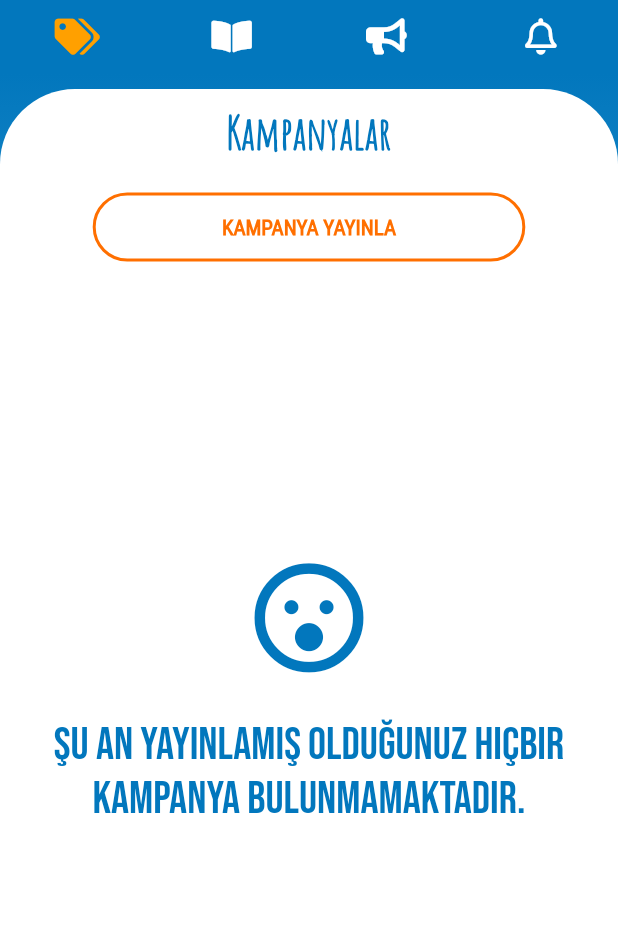
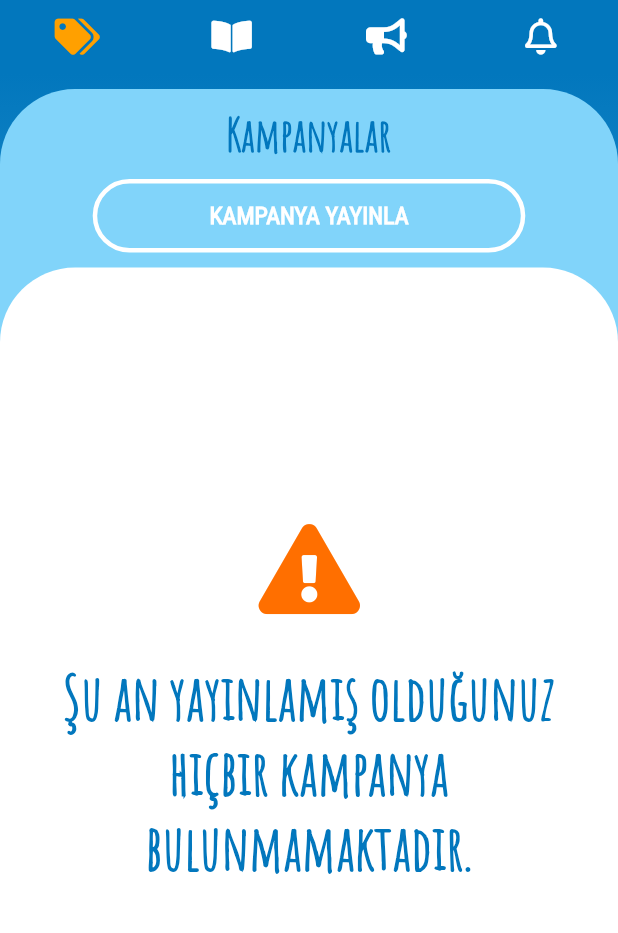
Before and after one commit to Enes-Altuntas/PaPaPe-Store, a Flutter app: the Dashboard screen opened directly, on a phone screen of 412 x 824 dp, the part 82-1015 px from its top. Run offline on Flutter 3.47's test engine with Material 2 defaults, Android fonts, the phone set to English and light mode, and no system bars; our stand-ins replace cloud_firestore, cool_alert, firebase_auth, firebase_core, firebase_messaging, firebase_storage and 8 more; missing offline and left inert: geoflutterfire; accounts and stored records are empty.

Commit message:
açık test 4 ekran düzeltmesi container içinde container

```diff
--- a/lib/Campaigns/campaigns.dart
+++ b/lib/Campaigns/campaigns.dart
@@ -55,9 +55,12 @@ class _CampaignsState extends State<Campaigns> {
     return (isLoading == false)
         ? Column(
             children: [
-              Padding(
-                padding: const EdgeInsets.only(top: 10.0, bottom: 10.0),
-                child: Text(
+              SizedBox(
+                height: 60.0,
+                child: Row(
+                  mainAxisAlignment: MainAxisAlignment.center,
+                  children: [
+                    Text(
                       'Kampanyalar',
                       style: TextStyle(
                           color: Theme.of(context).primaryColor,
@@ -65,26 +68,37 @@ class _CampaignsState extends State<Campaigns> {
                           fontFamily: 'Armatic',
                           fontWeight: FontWeight.bold),
                     ),
+                  ],
+                ),
               ),
               Padding(
-                  padding: const EdgeInsets.only(top: 10.0, bottom: 10.0),
+                  padding: const EdgeInsets.only(bottom: 10.0),
                   child: BorderedButton(
                     buttonText: 'Kampanya Yayınla',
-                    borderColor: Colors.amber[900],
-                    textColor: Colors.amber[900],
+                    borderColor: Colors.white,
+                    textColor: Colors.white,
                     onPressed: () {
                       openDialog();
                     },
                     widthMultiplier: 0.7,
                   )),
               Flexible(
+                child: Container(
+                  height: MediaQuery.of(context).size.height,
+                  decoration: BoxDecoration(
+                      color: Colors.white,
+                      borderRadius: BorderRadius.only(
+                          topLeft: Radius.circular(50.0),
+                          topRight: Radius.circular(50.0))),
+                  child: Padding(
+                    padding: const EdgeInsets.only(top: 20.0),
                     child: StreamBuilder<List<Campaign>>(
                         stream: FirestoreService().getStoreCampaigns(),
                         builder: (context, snapshot) {
                           switch (snapshot.connectionState) {
                             case ConnectionState.active:
-                          switch (
-                              snapshot.hasData && snapshot.data.length > 0) {
+                              switch (snapshot.hasData &&
+                                  snapshot.data.length > 0) {
                                 case true:
                                   return Padding(
                                     padding: const EdgeInsets.only(
@@ -93,8 +107,8 @@ class _CampaignsState extends State<Campaigns> {
                                         itemCount: snapshot.data.length,
                                         itemBuilder: (context, index) {
                                           return Padding(
-                                        padding:
-                                            const EdgeInsets.only(bottom: 20.0),
+                                            padding: const EdgeInsets.only(
+                                                bottom: 20.0),
                                             child: CampaignCard(
                                               campaign: snapshot.data[index],
                                               onPressed: () {
@@ -111,15 +125,15 @@ class _CampaignsState extends State<Campaigns> {
                                   break;
                                 default:
                                   return NotFound(
-                                notFoundIcon: FontAwesomeIcons.surprise,
-                                notFoundIconColor:
-                                    Theme.of(context).primaryColor,
-                                notFoundIconSize: 75,
+                                    notFoundIcon:
+                                        FontAwesomeIcons.exclamationTriangle,
+                                    notFoundIconColor: Colors.amber[900],
+                                    notFoundIconSize: 60,
                                     notFoundText:
                                         'Şu an yayınlamış olduğunuz hiçbir kampanya bulunmamaktadır.',
                                     notFoundTextColor:
                                         Theme.of(context).primaryColor,
-                                notFoundTextSize: 30.0,
+                                    notFoundTextSize: 40.0,
                                   );
                               }
                               break;
@@ -132,6 +146,8 @@ class _CampaignsState extends State<Campaigns> {
                           }
                         }),
                   ),
+                ),
+              ),
             ],
           )
         : Center(
--- a/lib/Components/bordered_button.dart
+++ b/lib/Components/bordered_button.dart
@@ -23,7 +23,7 @@ class BorderedButton extends StatelessWidget {
       child: TextButton(
           child: Text(buttonText.toUpperCase(),
               style: TextStyle(
-                  fontSize: 14,
+                  fontSize: 16,
                   fontFamily: 'Roboto',
                   color: this.textColor,
                   fontWeight: FontWeight.bold)),
@@ -34,7 +34,7 @@ class BorderedButton extends StatelessWidget {
               shape: MaterialStateProperty.all<RoundedRectangleBorder>(
                   RoundedRectangleBorder(
                       borderRadius: BorderRadius.circular(50.0),
-                      side: BorderSide(width: 2, color: borderColor)))),
+                      side: BorderSide(width: 3, color: borderColor)))),
           onPressed: onPressed),
     );
   }
--- a/lib/Components/not_found.dart
+++ b/lib/Components/not_found.dart
@@ -35,8 +35,9 @@ class NotFound extends StatelessWidget {
                 this.notFoundText,
                 textAlign: TextAlign.center,
                 style: TextStyle(
-                    fontFamily: 'Bebas',
+                    fontFamily: 'Armatic',
                     fontSize: this.notFoundTextSize,
+                    fontWeight: FontWeight.bold,
                     color: this.notFoundTextColor),
               ),
             ),
--- a/lib/Components/wish_card.dart
+++ b/lib/Components/wish_card.dart
@@ -69,7 +69,8 @@ class _CommentCardState extends State<CommentCard> {
                 ),
                 Padding(
                   padding: const EdgeInsets.only(top: 15.0),
-                  child: (widget.wish.wishUserPhone == null)
+                  child: (widget.wish.wishUserPhone == null &&
+                          widget.wish.wishUserPhone.isEmpty)
                       ? Text('İletişim No: Belirtilmemiş',
                           style: TextStyle(
                               color: Theme.of(context).hintColor,
--- a/lib/Dashboard/dashboard.dart
+++ b/lib/Dashboard/dashboard.dart
@@ -176,7 +176,7 @@ class _DashboardState extends State<Dashboard> {
                                   child: Container(
                                       width: MediaQuery.of(context).size.width,
                                       decoration: BoxDecoration(
-                                          color: Colors.white,
+                                          color: Theme.of(context).accentColor,
                                           borderRadius: BorderRadius.only(
                                               topLeft: Radius.circular(50.0),
                                               topRight: Radius.circular(50.0))),
--- a/lib/Map/map.dart
+++ b/lib/Map/map.dart
@@ -134,7 +134,7 @@ class _MapsState extends State<Maps> {
                             borderRadius: BorderRadius.circular(50.0),
                             gradient: LinearGradient(
                                 colors: [
-                                  Theme.of(context).accentColor,
+                                  Theme.of(context).primaryColor,
                                   Theme.of(context).primaryColor
                                 ],
                                 begin: Alignment.centerRight,
--- a/pubspec.yaml
+++ b/pubspec.yaml
@@ -3,7 +3,7 @@ description: PaPaPe İşletme Uygulaması.
 
 publish_to: 'none' # Remove this line if you wish to publish to pub.dev
 
-version: 0.1.0+32
+version: 0.1.0+33
 
 environment:
   sdk: ">=2.7.0 <3.0.0"
```
Also changed, not shown: lib/Products/products.dart (+31 -12 lines), lib/Reservations/reservations.dart (+22 -12 lines), lib/Wishes/wishes.dart (+21 -8 lines). Lines whose indentation alone changed are shown as unchanged.
